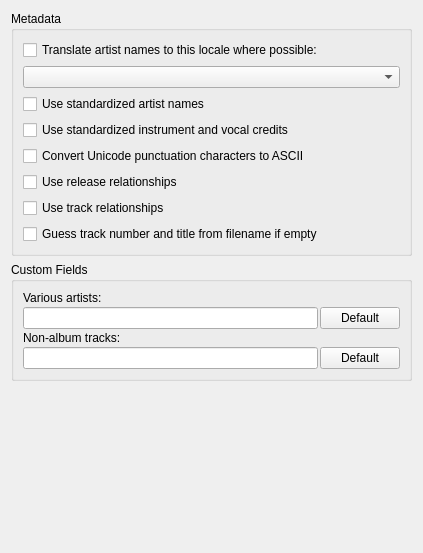
The window that ui/options_metadata.ui (metabrainz/picard) describes before a commit, drawn with Qt 5.
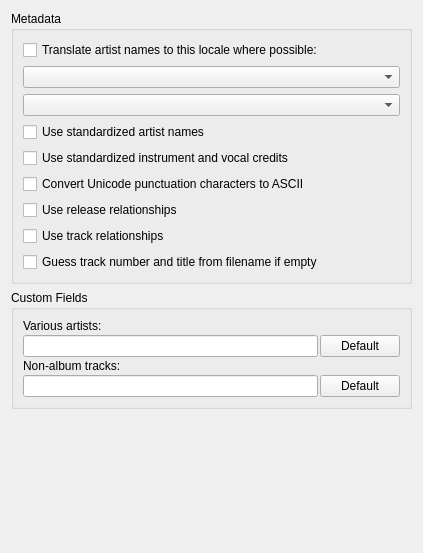
The same window after the commit.

Commit message: naive artist locale exception ui (renamed copy of artist locale)

What changed in the file:
```diff
--- a/ui/options_metadata.ui
+++ b/ui/options_metadata.ui
@@ -42,6 +42,9 @@
       <item>
        <widget class="QComboBox" name="artist_locale"/>
       </item>
+      <item>
+       <widget class="QComboBox" name="artist_locale_exception"/>
+      </item>
       <item>
        <widget class="QCheckBox" name="standardize_artists">
         <property name="text">
```
Left out of the diff: 1 changed line with no effect on the pictures. The commit also changes 3 other files.
